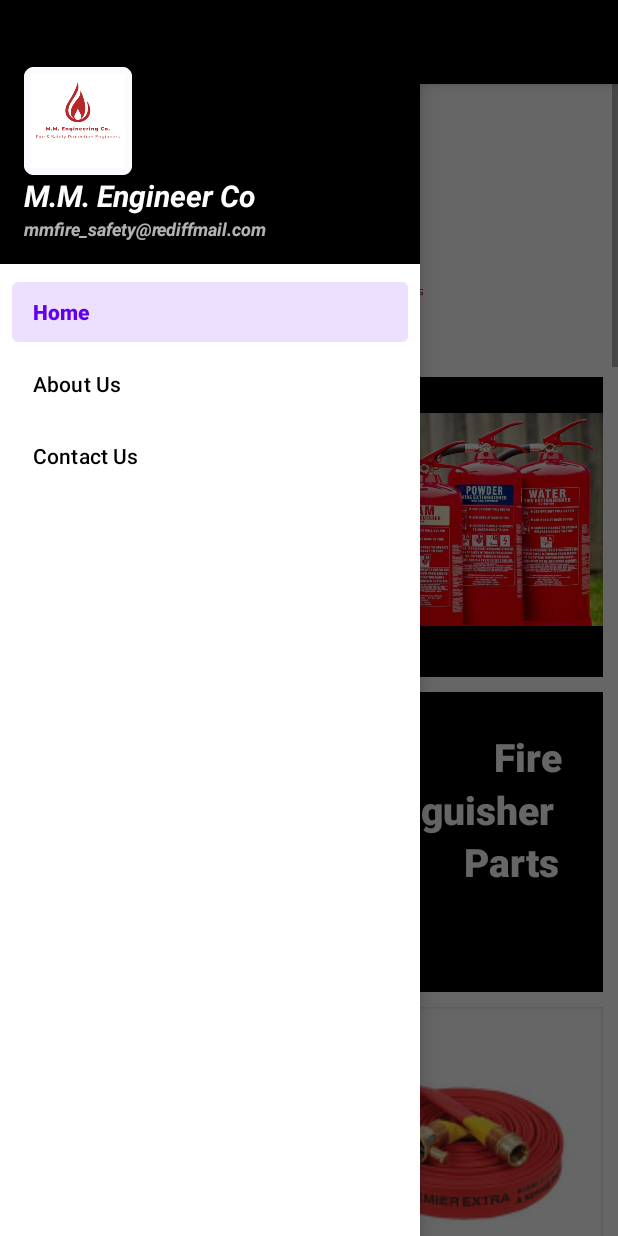
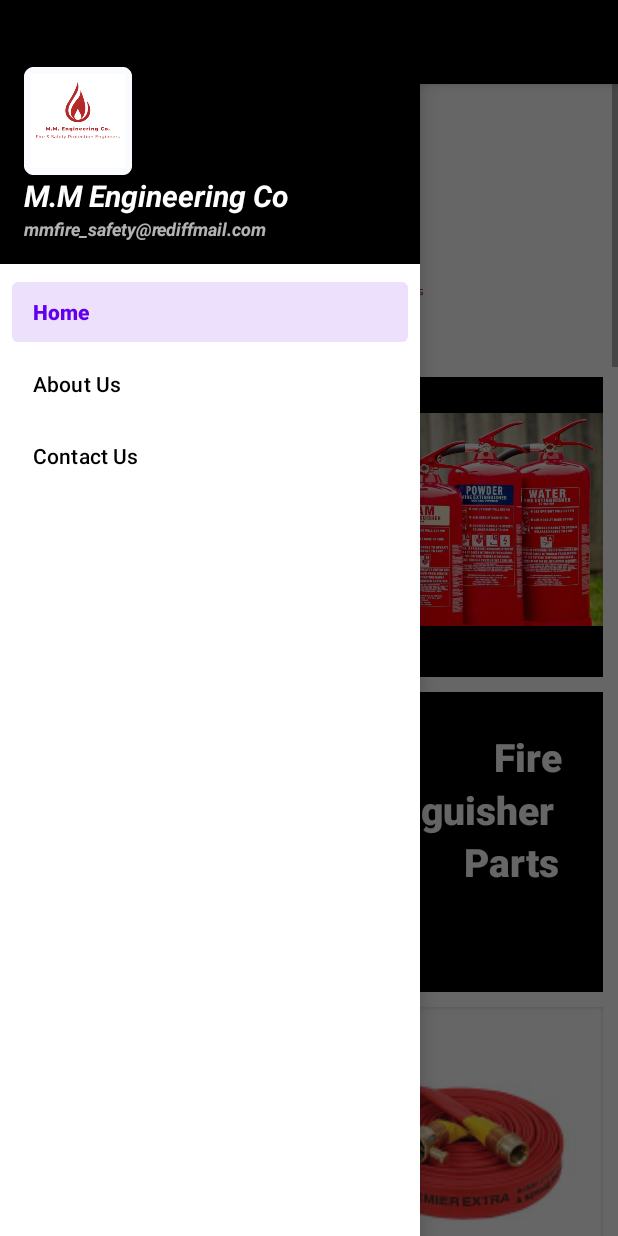
Before and after one commit to arorarohan981/MMEngineersApp, an Android app: the screen it shows after launch (Navigation_Drawer_homescreen), with the side drawer open, on a phone screen of 412 x 824 dp. Run offline under Robolectric (Android 15) with nearby library versions, the phone set to English and light mode, and no system bars; our stand-ins replace navigation-ui.

Commit message:
Done Minor Name Change on Side Bar

```diff
--- a/app/src/main/res/layout/nav_header_main.xml
+++ b/app/src/main/res/layout/nav_header_main.xml
@@ -35,7 +35,7 @@
         app:layout_constraintEnd_toEndOf="parent"
         app:layout_constraintStart_toStartOf="parent"
 
-        android:text="@string/app_name"
+        android:text="M.M Engineering Co"
         android:textAppearance="@style/TextAppearance.AppCompat.Body1" />
 
     <TextView
```
